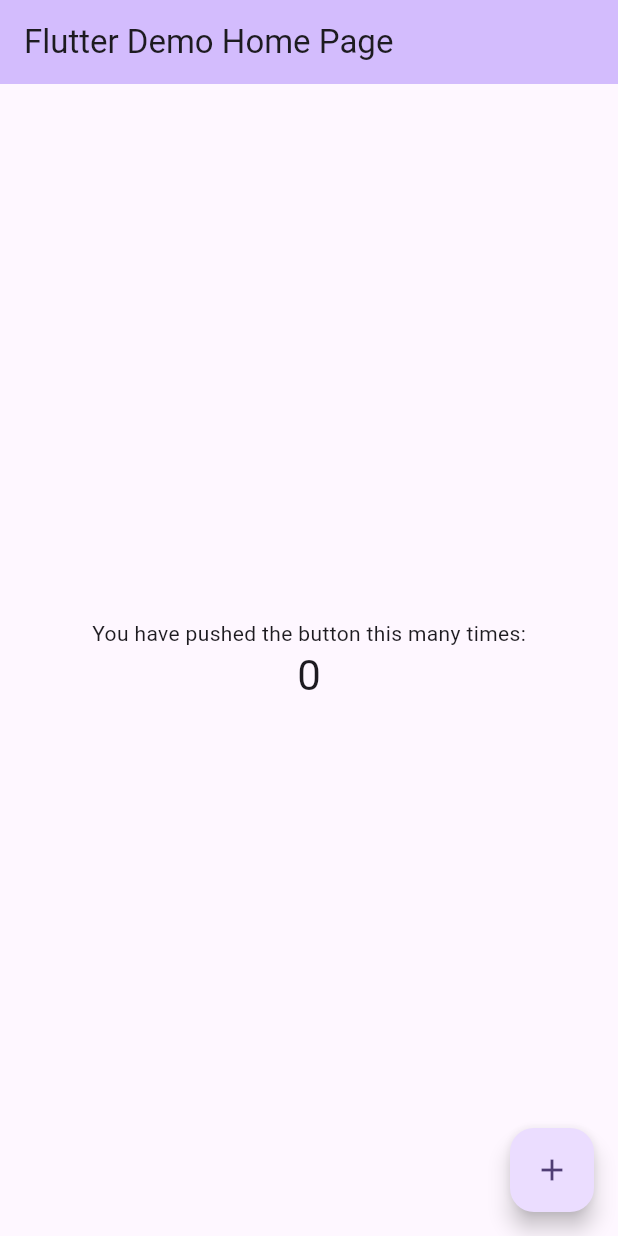
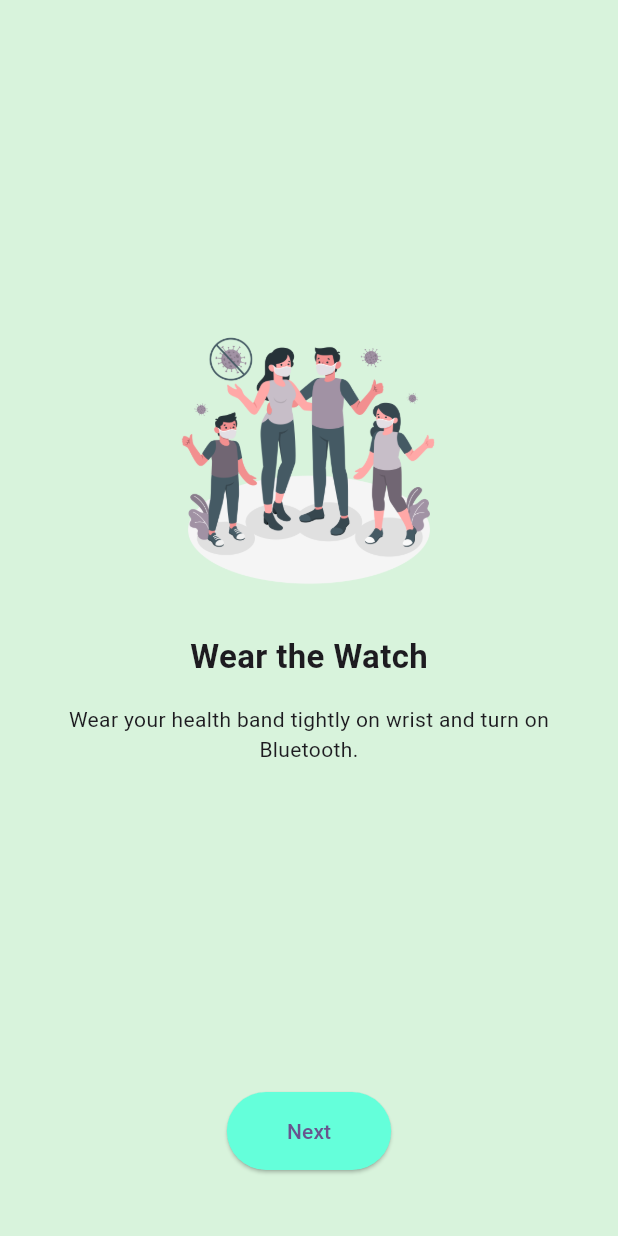
Before and after one commit to Afaque-A/health_monitoring_app, a Flutter app: the screen it shows after launch, on a phone screen of 412 x 824 dp. Run offline on Flutter 3.47's test engine with Material 3 defaults, Android fonts, the phone set to English and light mode, and no system bars; our stand-ins replace get, velocity_x.

Commit message:
slah screen and onboring screen is ready

```diff
--- /dev/null
+++ b/lib/const/const.dart
@@ -0,0 +1,6 @@
+export './colors.dart';
+export './images.dart';
+export './strings.dart';
+export './styles.dart';
+export 'package:flutter/material.dart';
+export 'package:velocity_x/velocity_x.dart';
--- /dev/null
+++ b/lib/const/images.dart
@@ -0,0 +1,4 @@
+const splashImage = 'asset/4.png';
+const onbordingImage1 = 'asset/1.png';
+const onbordingImage2 = 'asset/2.png';
+const onbordingImage3 = 'asset/3.png';
--- a/lib/main.dart
+++ b/lib/main.dart
@@ -1,4 +1,6 @@
 import 'package:flutter/material.dart';
+import 'package:get/get_navigation/src/root/get_material_app.dart';
+import 'package:health_monitoring_app/splash_screen.dart';
 
 void main() {
   runApp(const MyApp());
@@ -10,113 +12,12 @@ class MyApp extends StatelessWidget {
   // This widget is the root of your application.
   @override
   Widget build(BuildContext context) {
-    return MaterialApp(
+    return GetMaterialApp(
       title: 'Flutter Demo',
       theme: ThemeData(
-        // This is the theme of your application.
-        //
-        // TRY THIS: Try running your application with "flutter run". You'll see
-        // the application has a purple toolbar. Then, without quitting the app,
-        // try changing the seedColor in the colorScheme below to Colors.green
-        // and then invoke "hot reload" (save your changes or press the "hot
-        // reload" button in a Flutter-supported IDE, or press "r" if you used
-        // the command line to start the app).
-        //
-        // Notice that the counter didn't reset back to zero; the application
-        // state is not lost during the reload. To reset the state, use hot
-        // restart instead.
-        //
-        // This works for code too, not just values: Most code changes can be
-        // tested with just a hot reload.
         colorScheme: ColorScheme.fromSeed(seedColor: Colors.deepPurple),
       ),
-      home: const MyHomePage(title: 'Flutter Demo Home Page'),
+      home:  SplashScreen(),
     );
   }
 }
-
-class MyHomePage extends StatefulWidget {
-  const MyHomePage({super.key, required this.title});
-
-  // This widget is the home page of your application. It is stateful, meaning
-  // that it has a State object (defined below) that contains fields that affect
-  // how it looks.
-
-  // This class is the configuration for the state. It holds the values (in this
-  // case the title) provided by the parent (in this case the App widget) and
-  // used by the build method of the State. Fields in a Widget subclass are
-  // always marked "final".
-
-  final String title;
-
-  @override
-  State<MyHomePage> createState() => _MyHomePageState();
-}
-
-class _MyHomePageState extends State<MyHomePage> {
-  int _counter = 0;
-
-  void _incrementCounter() {
-    setState(() {
-      // This call to setState tells the Flutter framework that something has
-      // changed in this State, which causes it to rerun the build method below
-      // so that the display can reflect the updated values. If we changed
-      // _counter without calling setState(), then the build method would not be
-      // called again, and so nothing would appear to happen.
-      _counter++;
-    });
-  }
-
-  @override
-  Widget build(BuildContext context) {
-    // This method is rerun every time setState is called, for instance as done
-    // by the _incrementCounter method above.
-    //
-    // The Flutter framework has been optimized to make rerunning build methods
-    // fast, so that you can just rebuild anything that needs updating rather
-    // than having to individually change instances of widgets.
-    return Scaffold(
-      appBar: AppBar(
-        // TRY THIS: Try changing the color here to a specific color (to
-        // Colors.amber, perhaps?) and trigger a hot reload to see the AppBar
-        // change color while the other colors stay the same.
-        backgroundColor: Theme.of(context).colorScheme.inversePrimary,
-        // Here we take the value from the MyHomePage object that was created by
-        // the App.build method, and use it to set our appbar title.
-        title: Text(widget.title),
-      ),
-      body: Center(
-        // Center is a layout widget. It takes a single child and positions it
-        // in the middle of the parent.
-        child: Column(
-          // Column is also a layout widget. It takes a list of children and
-          // arranges them vertically. By default, it sizes itself to fit its
-          // children horizontally, and tries to be as tall as its parent.
-          //
-          // Column has various properties to control how it sizes itself and
-          // how it positions its children. Here we use mainAxisAlignment to
-          // center the children vertically; the main axis here is the vertical
-          // axis because Columns are vertical (the cross axis would be
-          // horizontal).
-          //
-          // TRY THIS: Invoke "debug painting" (choose the "Toggle Debug Paint"
-          // action in the IDE, or press "p" in the console), to see the
-          // wireframe for each widget.
-          mainAxisAlignment: MainAxisAlignment.center,
-          children: <Widget>[
-            const Text('You have pushed the button this many times:'),
-            Text(
-              '$_counter',
-              style: Theme.of(context).textTheme.headlineMedium,
-            ),
-          ],
-        ),
-      ),
-      floatingActionButton: FloatingActionButton(
-        onPressed: _incrementCounter,
-        tooltip: 'Increment',
-        child: const Icon(Icons.add),
-      ), // This trailing comma makes auto-formatting nicer for build methods.
-    );
-  }
-}
--- /dev/null
+++ b/lib/onbording_screen/onbording_screen.dart
@@ -0,0 +1,92 @@
+import 'package:flutter/material.dart';
+import 'package:get/get.dart';
+import 'package:health_monitoring_app/const/images.dart';
+import 'package:health_monitoring_app/home.dart';
+import 'package:velocity_x/velocity_x.dart'; // replace with your actual home screen path
+
+class OnboardingScreen extends StatefulWidget {
+  const OnboardingScreen({super.key});
+
+  @override
+  State<OnboardingScreen> createState() => _OnboardingScreenState();
+}
+
+class _OnboardingScreenState extends State<OnboardingScreen> {
+  int _currentIndex = 0;
+
+  // List of onboarding data
+  final List<Map<String, String>> onboardingData = [
+    {
+      'image': onbordingImage1,
+      'title': 'Wear the Watch',
+      'desc': 'Wear your health band tightly on wrist and turn on Bluetooth.',
+    },
+    {
+      'image': onbordingImage2,
+      'title': 'Place Finger',
+      'desc':
+          'Place your index finger gently on the metal dial for 30 seconds.',
+    },
+    {
+      'image': onbordingImage3,
+      'title': 'ECG Test Completed',
+      'desc':
+          'Your ECG test has been completed successfully. You can now view your heart activity report.',
+    },
+  ];
+
+  void _nextStep() {
+    if (_currentIndex < onboardingData.length - 1) {
+      setState(() {
+        _currentIndex++;
+      });
+    } else {
+      // Navigate to home screen
+      Get.to(() => const Home());
+    }
+  }
+
+  @override
+  Widget build(BuildContext context) {
+    final data = onboardingData[_currentIndex];
+
+    return Scaffold(
+      backgroundColor: Color(0xFFD8F3DC),
+      body: SafeArea(
+        child: Padding(
+          padding: const EdgeInsets.all(24.0),
+          child: Column(
+            crossAxisAlignment: CrossAxisAlignment.center,
+            children: [
+              const Spacer(),
+              Image.asset(data['image']!, height: 180),
+              30.heightBox,
+              data['title']!.text.size(22).fontWeight(FontWeight.bold).make(),
+              16.heightBox,
+              data['desc']!.text.align(TextAlign.center).make(),
+              30.heightBox,
+              const Spacer(),
+              ElevatedButton(
+                onPressed: _nextStep,
+                style: ElevatedButton.styleFrom(
+                  backgroundColor: Colors.tealAccent,
+                  padding: const EdgeInsets.symmetric(
+                    horizontal: 40,
+                    vertical: 16,
+                  ),
+                  shape: RoundedRectangleBorder(
+                    borderRadius: BorderRadius.circular(30),
+                  ),
+                ),
+                child: Text(
+                  _currentIndex == onboardingData.length - 1 ? 'Done' : 'Next',
+                ),
+              ),
+              const SizedBox(height: 20),
+            ],
+          ),
+        ),
+      ),
+    );
+  }
+}
```
Also changed, not shown: lib/home.dart (added, +10 -0 lines), lib/splash_screen.dart (added, +52 -0 lines), pubspec.yaml (+8 -3 lines), lib/const/colors.dart (added), lib/const/lists.dart (added), lib/const/strings.dart (added), lib/const/styles.dart (added), pubspec.lock.
